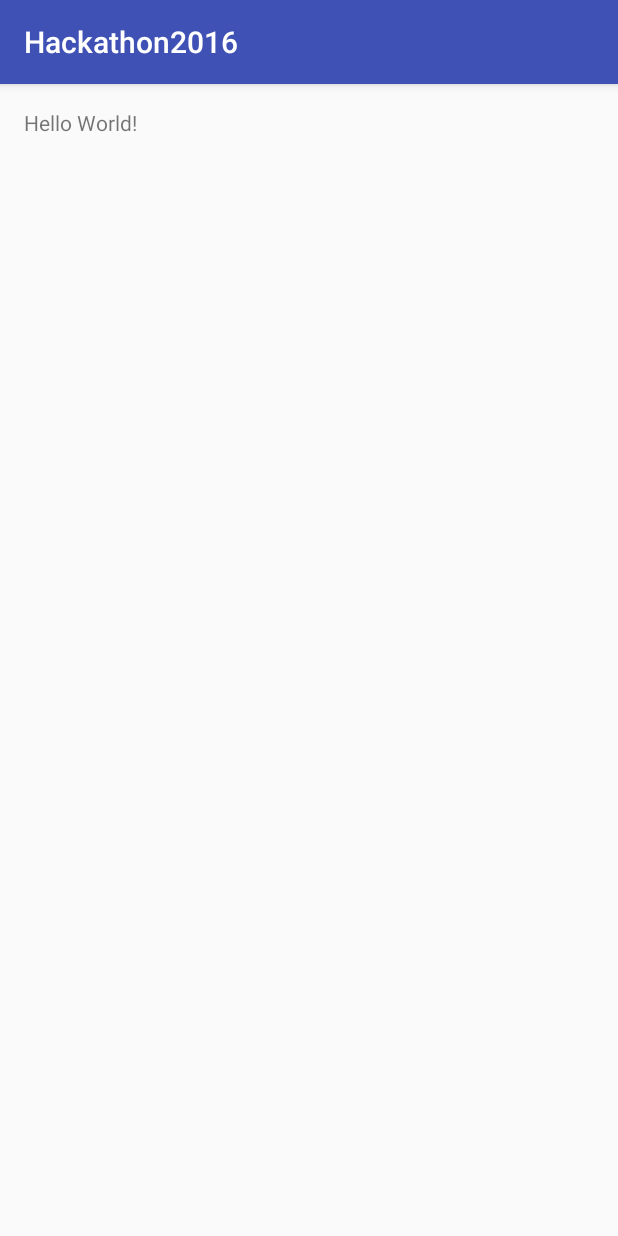
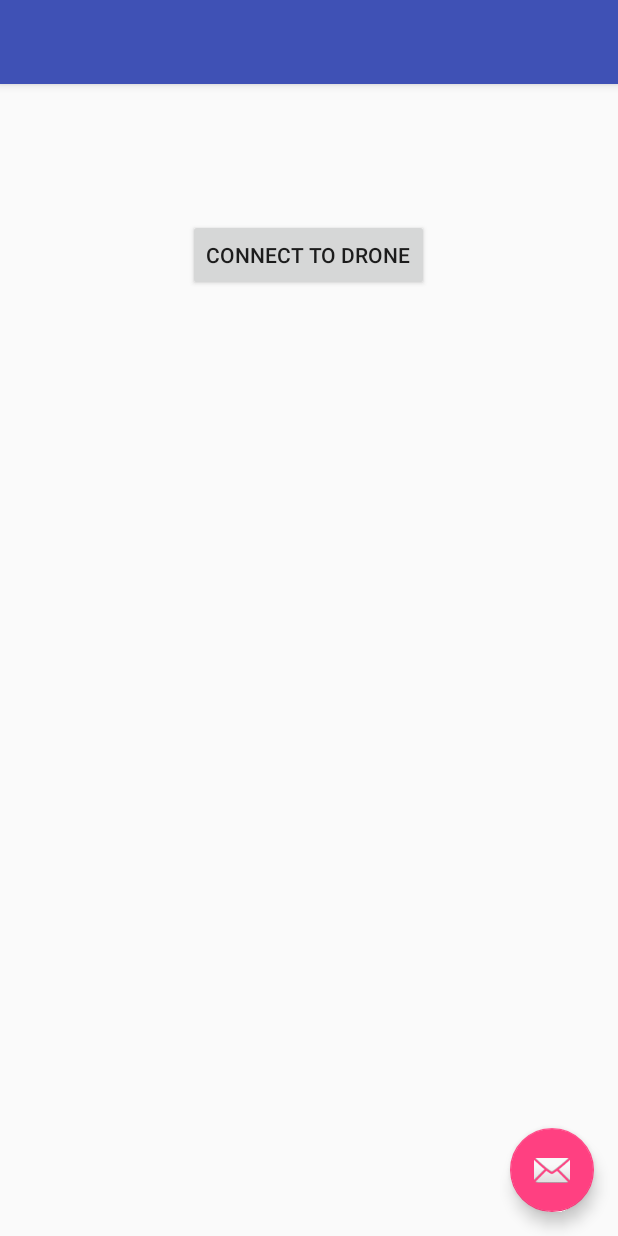
Before and after one commit to ejdysinger/hackathon2016, an Android app: the screen it shows after launch (MainActivity before the commit, ConnectToDroneActivity after it), on a phone screen of 412 x 824 dp. Run offline under Robolectric (Android 15) with nearby library versions, the phone set to English and light mode, and no system bars; 3 statements that could not run were skipped.

Commit message:
adding a connect to drone button

```diff
--- a/app/build.gradle
+++ b/app/build.gradle
@@ -24,4 +24,5 @@ dependencies {
     testCompile 'junit:junit:4.12'
     compile project(':DJI-SDK-LIB')
     compile 'com.android.support:appcompat-v7:23.1.1'
+    compile 'com.android.support:design:23.1.1'
 }
--- a/app/src/main/AndroidManifest.xml
+++ b/app/src/main/AndroidManifest.xml
@@ -1,11 +1,17 @@
 <?xml version="1.0" encoding="utf-8"?>
-<manifest package="com.jupitar.hackathon2016"
-          xmlns:android="http://schemas.android.com/apk/res/android">
+<manifest xmlns:android="http://schemas.android.com/apk/res/android"
+    package="com.jupitar.hackathon2016">
+
     <uses-permission android:name="android.permission.INTERNET" />
     <uses-permission android:name="android.permission.WRITE_EXTERNAL_STORAGE" />
     <uses-permission android:name="android.permission.READ_PHONE_STATE" />
-    <uses-feature android:name="android.hardware.usb.accessory" android:required="false" />
-    <uses-feature android:name="android.hardware.usb.host" android:required="false" />
+
+    <uses-feature
+        android:name="android.hardware.usb.accessory"
+        android:required="false" />
+    <uses-feature
+        android:name="android.hardware.usb.host"
+        android:required="false" />
 
     <application
         android:allowBackup="true"
@@ -14,22 +20,29 @@
         android:supportsRtl="true"
         android:theme="@style/AppTheme">
         <uses-library android:name="com.android.future.usb.accessory" />
+
         <meta-data
             android:name="com.dji.sdk.API_KEY"
             android:value="81cb2bc7aa1fb7bed0a049c1" />
+
         <activity android:name=".MainActivity">
             <intent-filter>
-                <action android:name="android.intent.action.MAIN"/>
+                <action android:name="android.intent.action.MAIN" />
 
-                <category android:name="android.intent.category.LAUNCHER"/>
+                <category android:name="android.intent.category.LAUNCHER" />
             </intent-filter>
             <intent-filter>
                 <action android:name="android.hardware.usb.action.USB_ACCESSORY_ATTACHED" />
             </intent-filter>
+
             <meta-data
                 android:name="android.hardware.usb.action.USB_ACCESSORY_ATTACHED"
                 android:resource="@xml/accessory_filter" />
         </activity>
+        <activity
+            android:name=".ConnectToDroneActivity"
+            android:label="@string/title_activity_connect_to_drone"
+            android:theme="@style/AppTheme.NoActionBar"></activity>
     </application>
 
 </manifest>
--- /dev/null
+++ b/app/src/main/java/com/jupitar/hackathon2016/ConnectToDroneActivity.java
@@ -0,0 +1,17 @@
+package com.jupitar.hackathon2016;
+
+import android.os.Bundle;
+import android.support.design.widget.FloatingActionButton;
+import android.support.design.widget.Snackbar;
+import android.support.v7.app.AppCompatActivity;
+import android.support.v7.widget.Toolbar;
+import android.view.View;
+
+public class ConnectToDroneActivity extends AppCompatActivity {
+
+    @Override
+    protected void onCreate(Bundle savedInstanceState) {
+        super.onCreate(savedInstanceState);
+        setContentView(R.layout.activity_connect_to_drone);
+    }
+}
--- a/app/src/main/java/com/jupitar/hackathon2016/MainActivity.java
+++ b/app/src/main/java/com/jupitar/hackathon2016/MainActivity.java
@@ -1,13 +1,48 @@
 package com.jupitar.hackathon2016;
 
-import android.support.v7.app.AppCompatActivity;
-import android.os.Bundle;
+        import android.support.v7.app.AppCompatActivity;
+        import android.os.Bundle;
+        import android.content.Intent;
+        import android.hardware.usb.UsbManager;
+        import android.view.View;
+
+        import dji.midware.data.manager.P3.ServiceManager;
+        import dji.midware.usb.P3.DJIUsbAccessoryReceiver;
+        import dji.midware.usb.P3.UsbAccessoryService;
 
 public class MainActivity extends AppCompatActivity {
+
+    private static boolean isStarted = false;
 
     @Override
     protected void onCreate(Bundle savedInstanceState) {
         super.onCreate(savedInstanceState);
-        setContentView(R.layout.activity_main);
+        setContentView(new View(this));
+
+        if (isStarted) {
+
+        }else {
+
+            isStarted = true;
+            ServiceManager.getInstance();
+            UsbAccessoryService.registerAoaReceiver(this);
+            Intent intent = new Intent(MainActivity.this, ConnectToDroneActivity.class);
+            startActivity(intent);
+
+        }
+
+        Intent aoaIntent = getIntent();
+        if (aoaIntent!=null) {
+            String action = aoaIntent.getAction();
+            if (action== UsbManager.ACTION_USB_ACCESSORY_ATTACHED ||
+                    action==Intent.ACTION_MAIN) {
+                Intent attachedIntent=new Intent();
+                attachedIntent.setAction(DJIUsbAccessoryReceiver.ACTION_USB_ACCESSORY_ATTACHED);
+                sendBroadcast(attachedIntent);
+            }
+        }
+
+        finish();
     }
+
 }
--- /dev/null
+++ b/app/src/main/res/layout/activity_connect_to_drone.xml
@@ -0,0 +1,34 @@
+<?xml version="1.0" encoding="utf-8"?>
+<android.support.design.widget.CoordinatorLayout xmlns:android="http://schemas.android.com/apk/res/android"
+    xmlns:app="http://schemas.android.com/apk/res-auto"
+    xmlns:tools="http://schemas.android.com/tools"
+    android:layout_width="match_parent"
+    android:layout_height="match_parent"
+    android:fitsSystemWindows="true"
+    tools:context="com.jupitar.hackathon2016.ConnectToDroneActivity">
+
+    <android.support.design.widget.AppBarLayout
+        android:layout_width="match_parent"
+        android:layout_height="wrap_content"
+        android:theme="@style/AppTheme.AppBarOverlay">
+
+        <android.support.v7.widget.Toolbar
+            android:id="@+id/toolbar"
+            android:layout_width="match_parent"
+            android:layout_height="?attr/actionBarSize"
+            android:background="?attr/colorPrimary"
+            app:popupTheme="@style/AppTheme.PopupOverlay" />
+
+    </android.support.design.widget.AppBarLayout>
+
+    <include layout="@layout/content_connect_to_drone" />
+
+    <android.support.design.widget.FloatingActionButton
+        android:id="@+id/fab"
+        android:layout_width="wrap_content"
+        android:layout_height="wrap_content"
+        android:layout_gravity="bottom|end"
+        android:layout_margin="@dimen/fab_margin"
+        android:src="@android:drawable/ic_dialog_email" />
+
+</android.support.design.widget.CoordinatorLayout>
--- /dev/null
+++ b/app/src/main/res/layout/content_connect_to_drone.xml
@@ -0,0 +1,22 @@
+<?xml version="1.0" encoding="utf-8"?>
+<RelativeLayout xmlns:android="http://schemas.android.com/apk/res/android"
+    xmlns:app="http://schemas.android.com/apk/res-auto"
+    xmlns:tools="http://schemas.android.com/tools"
+    android:layout_width="match_parent"
+    android:layout_height="match_parent"
+    android:paddingBottom="@dimen/activity_vertical_margin"
+    android:paddingLeft="@dimen/activity_horizontal_margin"
+    android:paddingRight="@dimen/activity_horizontal_margin"
+    android:paddingTop="@dimen/activity_vertical_margin"
+    app:layout_behavior="@string/appbar_scrolling_view_behavior"
+    tools:context="com.jupitar.hackathon2016.ConnectToDroneActivity"
+    tools:showIn="@layout/activity_connect_to_drone">
+    <Button
+        android:layout_width="wrap_content"
+        android:layout_height="wrap_content"
+        android:text="Connect To Drone"
+        android:id="@+id/btnConnectToDrone"
+        android:layout_alignParentTop="true"
+        android:layout_centerHorizontal="true"
+        android:layout_marginTop="74dp" />
+</RelativeLayout>
--- /dev/null
+++ b/app/src/main/res/values-v21/styles.xml
@@ -0,0 +1,9 @@
+<resources>>
+
+    <style name="AppTheme.NoActionBar">
+        <item name="windowActionBar">false</item>
+        <item name="windowNoTitle">true</item>
+        <item name="android:windowDrawsSystemBarBackgrounds">true</item>
+        <item name="android:statusBarColor">@android:color/transparent</item>
+    </style>
+</resources>
--- a/app/src/main/res/values/dimens.xml
+++ b/app/src/main/res/values/dimens.xml
@@ -2,4 +2,5 @@
     <!-- Default screen margins, per the Android Design guidelines. -->
     <dimen name="activity_horizontal_margin">16dp</dimen>
     <dimen name="activity_vertical_margin">16dp</dimen>
+    <dimen name="fab_margin">16dp</dimen>
 </resources>
--- a/app/src/main/res/values/strings.xml
+++ b/app/src/main/res/values/strings.xml
@@ -1,3 +1,4 @@
 <resources>
     <string name="app_name">Hackathon2016</string>
+    <string name="title_activity_connect_to_drone">ConnectToDroneActivity</string>
 </resources>
--- a/app/src/main/res/values/styles.xml
+++ b/app/src/main/res/values/styles.xml
@@ -8,4 +8,13 @@
         <item name="colorAccent">@color/colorAccent</item>
     </style>
 
+    <style name="AppTheme.NoActionBar">
+        <item name="windowActionBar">false</item>
+        <item name="windowNoTitle">true</item>
+    </style>
+
+    <style name="AppTheme.AppBarOverlay" parent="ThemeOverlay.AppCompat.Dark.ActionBar" />
+
+    <style name="AppTheme.PopupOverlay" parent="ThemeOverlay.AppCompat.Light" />
+
 </resources>
```
Also changed, not shown: 40 other files.
